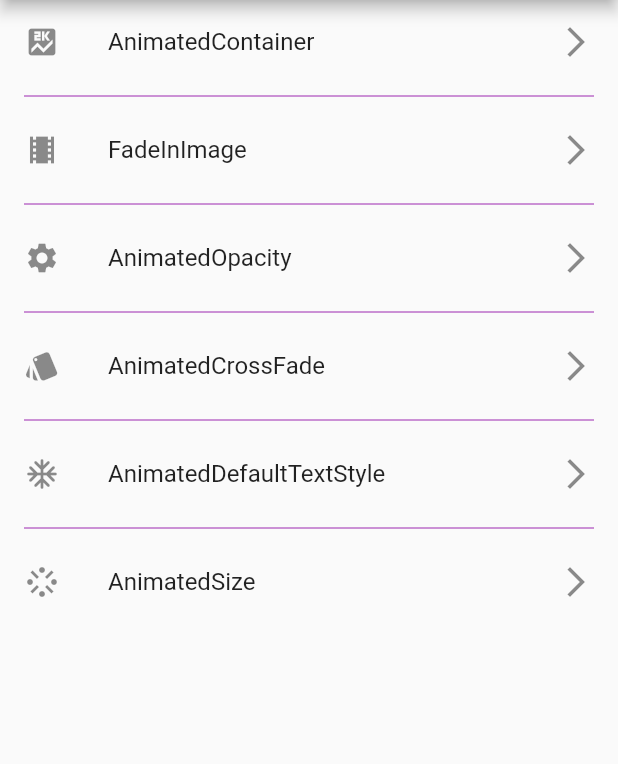
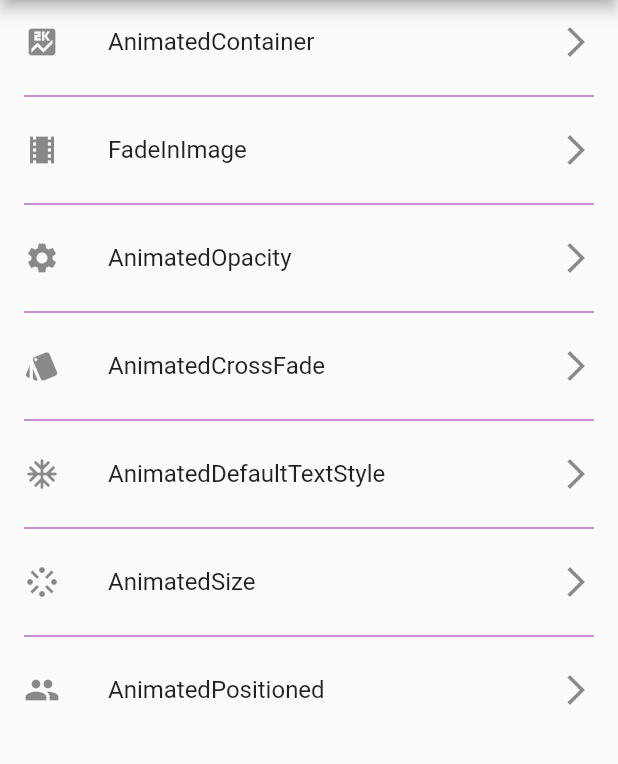
Before and after one commit to YannMancel/animator, a Flutter app: the screen it shows after launch, on a phone screen of 412 x 824 dp, the part 84-848 px from its top. Run offline on Flutter 3.47's test engine with Material 2 defaults, Android fonts, the phone set to English and light mode, and no system bars.

Commit message:
Add animated_positioned.dart

```diff
--- a/lib/data_layer/data.dart
+++ b/lib/data_layer/data.dart
@@ -3,6 +3,7 @@ import 'package:animator/ui_layer/animations/animated_container.dart';
 import 'package:animator/ui_layer/animations/animated_cross_fade.dart';
 import 'package:animator/ui_layer/animations/animated_default_text_style.dart';
 import 'package:animator/ui_layer/animations/animated_opacity.dart';
+import 'package:animator/ui_layer/animations/animated_positioned.dart';
 import 'package:animator/ui_layer/animations/animated_size.dart';
 import 'package:animator/ui_layer/animations/fade_in_image.dart';
 import 'package:flutter/material.dart';
@@ -34,6 +35,10 @@ final animations = <Section>[
       title: "AnimatedSize",
       icon: Icons.stream,
       destination: AnimatedSizeWidget()),
+  Section(
+      title: "AnimatedPositioned",
+      icon: Icons.group,
+      destination: AnimatedPositionedWidget()),
 ];
 
 // -- Images --
```
Also changed, not shown: lib/ui_layer/animations/animated_positioned.dart (added, +36 -0 lines).
